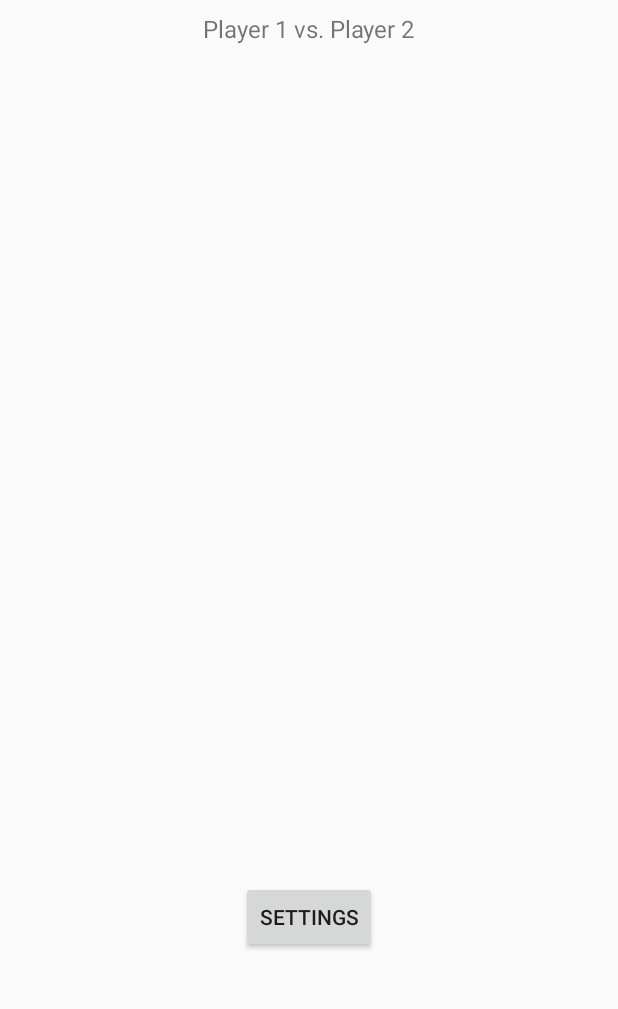
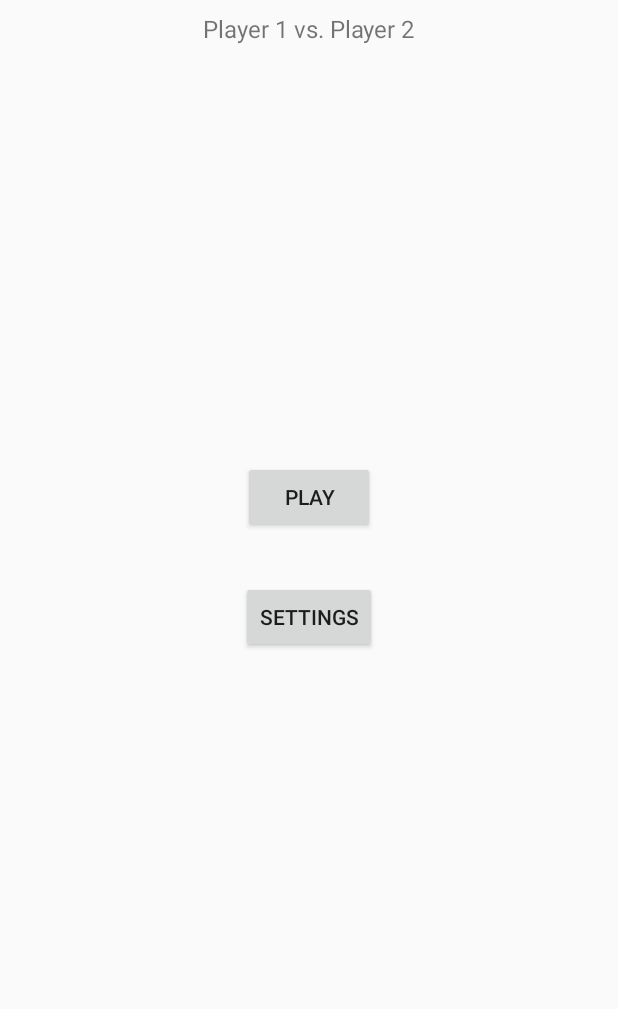
Before and after one commit to Hydroxycarbamide/depoker, an Android app: the screen it shows after launch (Accueil), on a phone screen of 412 x 824 dp, the part 163-1172 px from its top. Run offline under Robolectric (Android 15) with nearby library versions, the phone set to English and light mode, and no system bars; libraries missing offline, so code that uses them is left out: junit.framework.

Commit message:
Big update - Refactored code - Added french

```diff
--- a/app/src/main/java/com/cabanettes/axel/nguyen/eric/depoker/Accueil.java
+++ b/app/src/main/java/com/cabanettes/axel/nguyen/eric/depoker/Accueil.java
@@ -1,6 +1,8 @@
 package com.cabanettes.axel.nguyen.eric.depoker;
 
 import android.content.Intent;
+import android.database.sqlite.SQLiteDatabase;
+import android.media.MediaPlayer;
 import android.os.Bundle;
 import android.support.v7.app.AppCompatActivity;
 import android.util.Log;
@@ -33,11 +35,13 @@ public class Accueil extends AppCompatActivity {
         //Verification
         this.printLog();
 
+
         //Affichage sur l'accueil
         String player1 = db.getJoueur(1).getName();
         String player2 = db.getJoueur(2).getName();
         TextView t = (TextView) findViewById(R.id.versus);
         t.setText(player1 + " vs. " + player2);
+
 
         //Bouton settings
         Button btnSettings = (Button) findViewById(R.id.btnOption);
@@ -46,6 +50,19 @@ public class Accueil extends AppCompatActivity {
             public void onClick(View view) {
                 Intent intent = new Intent(view.getContext(), SettingsActivity.class);
                 startActivity(intent);
+            }
+        });
+
+
+        //Bouton play
+        Button btnPlay = (Button) findViewById(R.id.btnPlay);
+        btnPlay.setOnClickListener(new View.OnClickListener() {
+            @Override
+            public void onClick(View view) {
+                MediaPlayer mp = MediaPlayer.create(getApplicationContext(),R.raw.sound);
+                mp.start();
+                /*Intent intent = new Intent(view.getContext(), SettingsActivity.class);
+                startActivity(intent);*/
             }
         });
 
--- a/app/src/main/res/layout/activity_main.xml
+++ b/app/src/main/res/layout/activity_main.xml
@@ -10,9 +10,9 @@
         android:id="@+id/TitleName"
         android:layout_width="wrap_content"
         android:layout_height="wrap_content"
-        android:layout_marginTop="60dp"
         android:text="@string/enterName"
         android:textSize="@dimen/md"
+        app:layout_constraintBottom_toTopOf="@+id/linearLayout2"
         app:layout_constraintEnd_toEndOf="parent"
         app:layout_constraintHorizontal_bias="0.5"
         app:layout_constraintStart_toStartOf="parent"
@@ -88,11 +88,11 @@
         android:id="@+id/btnRegister"
         android:layout_width="wrap_content"
         android:layout_height="wrap_content"
-        android:layout_marginBottom="80dp"
         android:text="@android:string/ok"
         app:layout_constraintBottom_toBottomOf="parent"
         app:layout_constraintEnd_toEndOf="parent"
         app:layout_constraintHorizontal_bias="0.5"
-        app:layout_constraintStart_toStartOf="parent" />
+        app:layout_constraintStart_toStartOf="parent"
+        app:layout_constraintTop_toBottomOf="@+id/linearLayout" />
 
 </android.support.constraint.ConstraintLayout>
--- a/app/src/main/res/layout/content_accueil.xml
+++ b/app/src/main/res/layout/content_accueil.xml
@@ -20,17 +20,6 @@
         app:layout_constraintStart_toStartOf="parent"
         app:layout_constraintTop_toTopOf="parent" />
 
-    <Button
-        android:id="@+id/btnOption"
-        android:layout_width="wrap_content"
-        android:layout_height="wrap_content"
-        android:layout_marginBottom="80dp"
-        android:text="@string/settings"
-        app:layout_constraintBottom_toBottomOf="parent"
-        app:layout_constraintEnd_toEndOf="parent"
-        app:layout_constraintHorizontal_bias="0.5"
-        app:layout_constraintStart_toStartOf="parent" />
-
     <TextView
         android:id="@+id/versus"
         android:layout_width="wrap_content"
@@ -43,4 +32,45 @@
         app:layout_constraintStart_toStartOf="parent"
         app:layout_constraintTop_toBottomOf="@+id/title" />
 
+    <android.support.constraint.ConstraintLayout
+        android:layout_width="wrap_content"
+        android:layout_height="wrap_content"
+        android:layout_marginEnd="8dp"
+        android:layout_marginStart="8dp"
+        app:layout_constraintBottom_toBottomOf="parent"
+        app:layout_constraintEnd_toEndOf="parent"
+        app:layout_constraintHorizontal_bias="0.5"
+        app:layout_constraintStart_toStartOf="parent"
+        app:layout_constraintTop_toBottomOf="@+id/versus"
+        app:layout_constraintVertical_bias="0.498">
+
+        <Button
+            android:id="@+id/btnPlay"
+            android:layout_width="wrap_content"
+            android:layout_height="wrap_content"
+            android:layout_marginEnd="16dp"
+            android:layout_marginStart="16dp"
+            android:layout_marginTop="16dp"
+            android:text="@string/play"
+            app:layout_constraintEnd_toEndOf="parent"
+            app:layout_constraintHorizontal_bias="0.5"
+            app:layout_constraintStart_toStartOf="parent"
+            app:layout_constraintTop_toTopOf="parent" />
+
+        <Button
+            android:id="@+id/btnOption"
+            android:layout_width="wrap_content"
+            android:layout_height="wrap_content"
+            android:layout_marginBottom="16dp"
+            android:layout_marginEnd="16dp"
+            android:layout_marginStart="16dp"
+            android:layout_marginTop="32dp"
+            android:text="@string/settings"
+            app:layout_constraintBottom_toBottomOf="parent"
+            app:layout_constraintEnd_toEndOf="parent"
+            app:layout_constraintHorizontal_bias="0.5"
+            app:layout_constraintStart_toStartOf="parent"
+            app:layout_constraintTop_toBottomOf="@+id/btnPlay" />
+    </android.support.constraint.ConstraintLayout>
+
 </android.support.constraint.ConstraintLayout>
--- a/app/src/main/res/values/arrays.xml
+++ b/app/src/main/res/values/arrays.xml
@@ -2,7 +2,7 @@
 <resources>
 
     <string-array name="settingsGeneral">
-        <item>Change players names</item>
+        <item>@string/changePlayersName</item>
     </string-array>
     <string-array name="settingsAbout">
         <item>@string/about</item>
--- a/app/src/main/res/values/strings.xml
+++ b/app/src/main/res/values/strings.xml
@@ -1,5 +1,5 @@
 <resources>
-    <string name="app_name">DePoker</string>
+    <string name="app_name" translatable="false">DePoker</string>
     <string name="reset">Reset score</string>
     <string name="settings">Settings</string>
     <string name="player1">Player 1</string>
@@ -7,7 +7,9 @@
     <string name="enterName">Please enter the names of the players</string>
     <string name="name">Name</string>
     <string name="changePlayersName">Change players names</string>
+    <string name="nameChanged">Player names changed</string>
     <string name="about">About us</string>
     <string name="general">GENERAL</string>
     <string name="other">OTHER</string>
+    <string name="play">Play</string>
 </resources>
```
Also changed, not shown: app/src/main/java/com/cabanettes/axel/nguyen/eric/depoker/MainActivity.java (+4 -3 lines), 1 other file.
